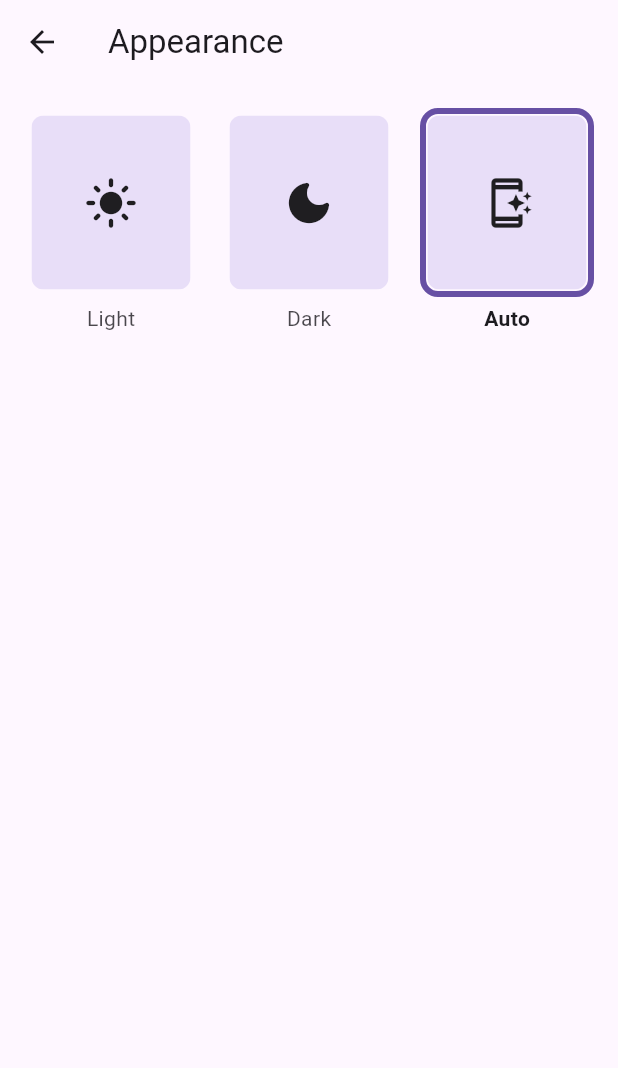
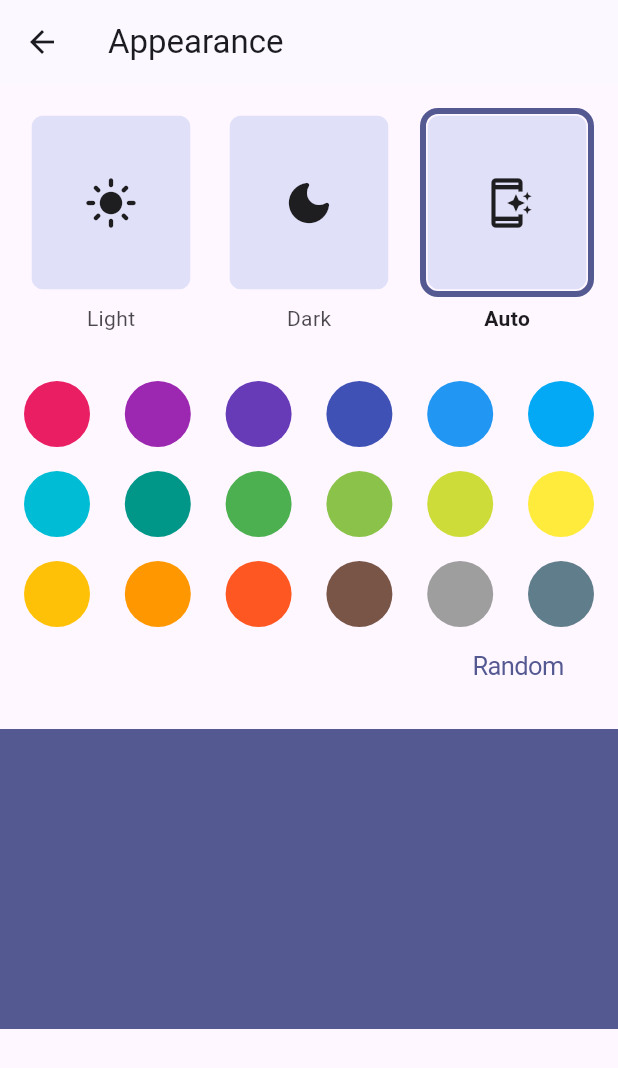
Before and after one commit to ytskk/getx_test, a Flutter app: the screen it shows after launch, after a tap on "Appearance", on a phone screen of 412 x 824 dp. Shown: the top 1068 px of the screen. Run offline on Flutter 3.47's test engine with Material 2 defaults, Android fonts, the phone set to English and light mode, and no system bars; our stand-ins replace get, go_router, shared_preferences.

Commit message:
added accent color changing

```diff
--- a/lib/app.dart
+++ b/lib/app.dart
@@ -1,3 +1,5 @@
+import 'dart:developer';
+
 import 'package:flutter/material.dart';
 import 'package:get/get.dart';
 
@@ -9,14 +11,37 @@ class App extends StatelessWidget {
   @override
   Widget build(BuildContext context) {
     final themeMode = LocalStorageController.to.themeModeObs;
+    final primaryColor = LocalStorageController.to.accentColorObs;
 
     return Obx(
       () => MaterialApp.router(
-        theme: ThemeData.light(useMaterial3: true),
-        darkTheme: ThemeData.dark(useMaterial3: true),
+        themeAnimationDuration: const Duration(milliseconds: 500),
+        themeAnimationCurve: Curves.easeOut,
+        theme: ThemeData.light(useMaterial3: true).copyWith(
+          colorScheme: _getColorSchemeFromSeed(primaryColor.value),
+        ),
+        darkTheme: ThemeData.dark(
+          useMaterial3: true,
+        ).copyWith(
+          colorScheme: _getColorSchemeFromSeed(
+            primaryColor.value,
+            brightness: Brightness.dark,
+          ),
+        ),
         themeMode: themeMode.value,
         routerConfig: router,
       ),
     );
   }
 }
+
+ColorScheme _getColorSchemeFromSeed(
+  Color seedColor, {
+  Brightness brightness = Brightness.light,
+}) {
+  final colorScheme = ColorScheme.fromSeed(
+    seedColor: seedColor,
+    brightness: brightness,
+  );
+  return colorScheme;
+}
--- /dev/null
+++ b/lib/core/constants/app_colors.dart
@@ -0,0 +1,22 @@
+import 'package:flutter/cupertino.dart';
+
+const List<Color> accentColorVariants = [
+  Color(0xFFE91E63),
+  Color(0xFF9C27B0),
+  Color(0xFF673AB7),
+  Color(0xFF3F51B5),
+  Color(0xFF2196F3),
+  Color(0xFF03A9F4),
+  Color(0xFF00BCD4),
+  Color(0xFF009688),
+  Color(0xFF4CAF50),
+  Color(0xFF8BC34A),
+  Color(0xFFCDDC39),
+  Color(0xFFFFEB3B),
+  Color(0xFFFFC107),
+  Color(0xFFFF9800),
+  Color(0xFFFF5722),
+  Color(0xFF795548),
+  Color(0xFF9E9E9E),
+  Color(0xFF607D8B),
+];
--- /dev/null
+++ b/lib/core/constants/constants.dart
@@ -0,0 +1 @@
+export 'app_colors.dart';
--- a/lib/core/core.dart
+++ b/lib/core/core.dart
@@ -1,2 +1,3 @@
 export 'navigation/navigation.dart';
 export 'local_storage/local_storage.dart';
+export 'constants/constants.dart';
--- a/lib/core/local_storage/controller/local_storage_controller.dart
+++ b/lib/core/local_storage/controller/local_storage_controller.dart
@@ -1,5 +1,3 @@
-import 'dart:developer';
-
 import 'package:flutter/material.dart';
 import 'package:get/get.dart';
 import 'package:getx_test/core/core.dart';
@@ -14,6 +12,7 @@ class LocalStorageController extends GetxController {
   final LocalStorageService _localStorageService;
 
   late final Rx<ThemeMode> _themeMode = ThemeMode.system.obs;
+  late final Rx<Color> _accentColor = Colors.blue.shade500.obs;
 
   @override
   void onInit() {
@@ -26,6 +25,14 @@ class LocalStorageController extends GetxController {
         _saveThemeMode(themeMode);
       },
     );
+
+    _accentColor.value = _loadAccentColor();
+    ever(
+      _accentColor,
+      (accentColor) {
+        _saveAccentColor(accentColor);
+      },
+    );
   }
 
   // getters.
@@ -36,11 +43,40 @@ class LocalStorageController extends GetxController {
   /// Get theme mode value.
   ThemeMode get themeMode => _themeMode.value;
 
+  /// Get accent color observable.
+  get accentColorObs => _accentColor;
+
+  /// Get accent color value.
+  Color get accentColor => _accentColor.value;
+
+  /// Load the theme mode from local storage.
+  ThemeMode _loadThemeMode() {
+    final themeModeIndex =
+        _localStorageService.getInt(LocalStorageKeys.themeMode.name);
+
+    return ThemeMode.values[themeModeIndex];
+  }
+
+  /// Load the accent color from local storage.
+  Color _loadAccentColor() {
+    final accentColorHex = _localStorageService.getString(
+      LocalStorageKeys.accentColor.name,
+      defaultValue: 'ff0000ff',
+    );
+
+    return Color(int.parse(accentColorHex, radix: 16));
+  }
+
   // setters.
 
   /// Set new theme mode value to observable.
   void setThemeMode(ThemeMode themeMode) {
     _themeMode.value = themeMode;
+  }
+
+  /// Set new accent color value to observable.
+  void setAccentColor(Color accentColor) {
+    _accentColor.value = accentColor;
   }
 
   /// Save the theme mode to local storage.
@@ -49,11 +85,9 @@ class LocalStorageController extends GetxController {
         LocalStorageKeys.themeMode.name, themeMode.index);
   }
 
-  /// Load the theme mode from local storage.
-  ThemeMode _loadThemeMode() {
-    final themeModeIndex =
-        _localStorageService.getInt(LocalStorageKeys.themeMode.name);
-
-    return ThemeMode.values[themeModeIndex];
+  /// Save the accent color to local storage.
+  void _saveAccentColor(Color accentColor) {
+    _localStorageService.setString(
+        LocalStorageKeys.accentColor.name, accentColor.value.toRadixString(16));
   }
 }
--- a/lib/core/navigation/app_routes.dart
+++ b/lib/core/navigation/app_routes.dart
@@ -16,7 +16,7 @@ final routes = [
         GoRoute(
           name: AppRouteNames.appearance.name,
           path: AppRouteNames.appearance.npath,
-          builder: (_, __) => const AppearancePage(),
+          builder: (_, __) => AppearancePage(),
         ),
       ]),
 ];
--- a/lib/features/appearance/controller/appearance_controller.dart
+++ b/lib/features/appearance/controller/appearance_controller.dart
@@ -5,13 +5,21 @@ import 'package:getx_test/core/core.dart';
 class AppearanceController extends GetxController {
   static AppearanceController to = Get.find();
 
-  late final Rx<ThemeMode> _themeMode = ThemeMode.system.obs;
+  final Rx<ThemeMode> _themeMode = ThemeMode.system.obs;
+  final Rx<Color> _accentColor = Colors.blue.shade500.obs;
 
   get themeModeObs => _themeMode;
   ThemeMode get themeMode => _themeMode.value;
 
+  get accentColorObs => _accentColor;
+  Color get accentColor => _accentColor.value;
+
   void setThemeMode(ThemeMode themeMode) {
     _themeMode.value = themeMode;
+  }
+
+  void setAccentColor(Color accentColor) {
+    _accentColor.value = accentColor;
   }
 
   @override
@@ -24,5 +32,13 @@ class AppearanceController extends GetxController {
         LocalStorageController.to.setThemeMode(themeMode);
       },
     );
+
+    _accentColor.value = LocalStorageController.to.accentColor;
+    ever(
+      _accentColor,
+      (accentColor) {
+        LocalStorageController.to.setAccentColor(accentColor);
+      },
+    );
   }
 }
--- a/lib/features/appearance/view/appearance_page.dart
+++ b/lib/features/appearance/view/appearance_page.dart
@@ -1,8 +1,11 @@
 import 'package:flutter/material.dart';
+import 'package:get/get.dart';
 import 'package:getx_test/features/features.dart';
 
 class AppearancePage extends StatelessWidget {
-  const AppearancePage({super.key});
+  AppearancePage({super.key});
+
+  final appearanceController = Get.put(AppearanceController());
 
   @override
   Widget build(BuildContext context) {
@@ -13,6 +16,11 @@ class AppearancePage extends StatelessWidget {
       body: ListView(
         children: [
           AppearanceSelection(),
+          AccentColorSelection(),
+          Container(
+            height: 200,
+            color: Theme.of(context).colorScheme.primary,
+          )
         ],
       ),
     );
--- a/lib/features/appearance/view/appearance_selection.dart
+++ b/lib/features/appearance/view/appearance_selection.dart
@@ -5,7 +5,7 @@ import 'package:getx_test/features/features.dart';
 class AppearanceSelection extends StatelessWidget {
   AppearanceSelection({super.key});
 
-  final appearanceController = Get.put(AppearanceController());
+  final appearanceController = AppearanceController.to;
 
   @override
   Widget build(BuildContext context) {
--- /dev/null
+++ b/lib/features/appearance/widgets/accent_color_selection.dart
@@ -0,0 +1,117 @@
+import 'dart:math';
+
+import 'package:flutter/cupertino.dart';
+import 'package:flutter/material.dart';
+import 'package:get/get.dart';
+import 'package:getx_test/core/core.dart';
+import 'package:getx_test/features/features.dart';
+
+class AccentColorSelection extends StatelessWidget {
+  AccentColorSelection({super.key});
+
+  final appearanceController = AppearanceController.to;
+
+  @override
+  Widget build(BuildContext context) {
+    final selectedAccentColor = appearanceController.accentColorObs;
+
+    return Padding(
+      padding: const EdgeInsets.all(16),
+      child: Obx(
+        () => Column(
+          crossAxisAlignment: CrossAxisAlignment.end,
+          children: [
+            Row(
+              children: [
+                Expanded(
+                  child: Wrap(
+                    spacing: 16,
+                    runSpacing: 16,
+                    alignment: WrapAlignment.spaceBetween,
+                    children: [
+                      ...accentColorVariants.map(
+                        (color) {
+                          return AccentColorItem(
+                            color: color,
+                            isSelected:
+                                color == AppearanceController.to.accentColor,
+                            onTap: () {
+                              appearanceController.setAccentColor(color);
+                            },
+                          );
+                        },
+                      ),
+                    ],
+                  ),
+                ),
+              ],
+            ),
+            CupertinoButton(
+              child: const Text('Random'),
+              onPressed: () {
+                appearanceController.setAccentColor(
+                  accentColorVariants[
+                      Random().nextInt(accentColorVariants.length)],
+                );
+              },
+            ),
+          ],
+        ),
+      ),
+    );
+  }
+}
+
+class AccentColorItem extends StatelessWidget {
+  const AccentColorItem({
+    super.key,
+    required this.color,
+    required this.isSelected,
+    required this.onTap,
+  });
+
+  final Color color;
+  final bool isSelected;
+  final VoidCallback onTap;
+
+  static const double buttonSize = 44;
+
+  @override
+  Widget build(BuildContext context) {
+    return GestureDetector(
+      onTap: onTap,
+      child: SizedBox(
+        height: buttonSize,
+        width: buttonSize,
+        child: DecoratedBox(
+          decoration: BoxDecoration(
+            color: color,
+            shape: BoxShape.circle,
+          ),
+          child: AnimatedSwitcher(
+            duration: const Duration(milliseconds: 200),
+            child: isSelected ? const _ActiveIndicator() : const SizedBox(),
+          ),
+        ),
+      ),
+    );
+  }
+}
+
+class _ActiveIndicator extends StatelessWidget {
+  const _ActiveIndicator();
+
+  static const double activeIndicatorSize = 16;
+
+  @override
+  Widget build(BuildContext context) {
+    return Container(
+      height: activeIndicatorSize,
+      width: activeIndicatorSize,
+      decoration: const BoxDecoration(
+        color: Colors.white,
+        shape: BoxShape.circle,
+      ),
+    );
+  }
+}
--- a/lib/features/appearance/widgets/widgets.dart
+++ b/lib/features/appearance/widgets/widgets.dart
@@ -0,0 +1 @@
+export 'accent_color_selection.dart';
--- a/lib/features/home/view/home_page.dart
+++ b/lib/features/home/view/home_page.dart
@@ -19,7 +19,7 @@ class HomePage extends StatelessWidget {
       ),
       body: Center(
         child: TextButton(
-          child: Text('Appearance'),
+          child: const Text('Appearance'),
           onPressed: () => context.pushNamed(AppRouteNames.appearance.name),
         ),
       ),
```
